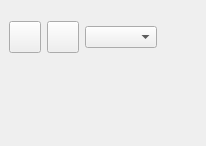
Old version of the form kstars/streamformui.ui in the repository KDE/kstars.
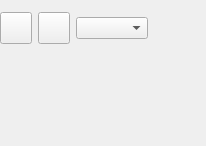
New version of the form.

The edit to the form file:
```diff
--- a/kstars/streamformui.ui
+++ b/kstars/streamformui.ui
@@ -17,10 +17,10 @@
   </property>
   <layout class="QVBoxLayout" >
    <property name="margin" >
-    <number>9</number>
+    <number>0</number>
    </property>
    <property name="spacing" >
-    <number>6</number>
+    <number>5</number>
    </property>
    <item>
     <layout class="QHBoxLayout" >
```
